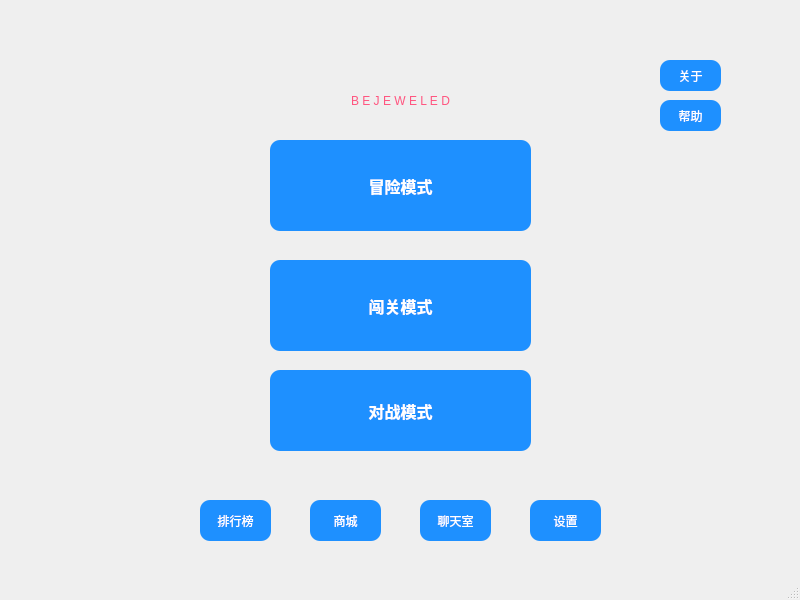
The window that start.ui (Nahjs/Bejeweled) describes before a commit, drawn with Qt 5.
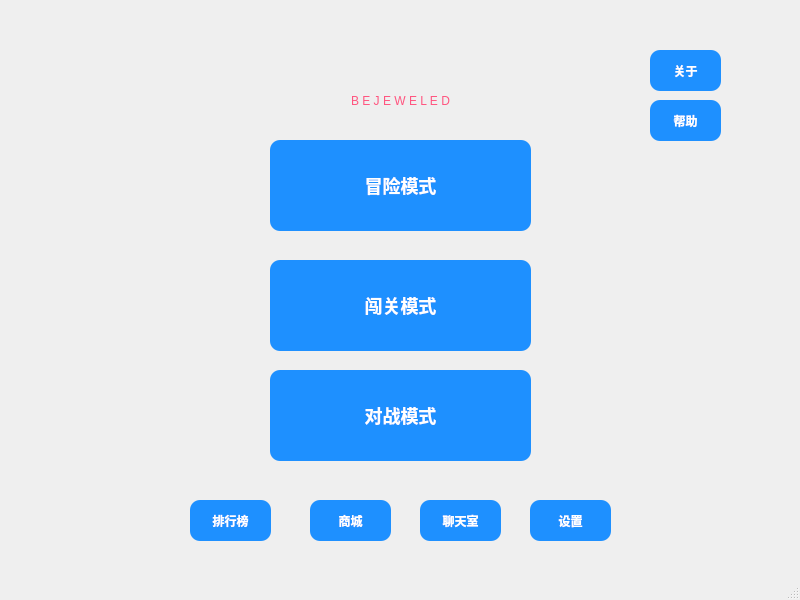
The same window after the commit. Icons and pictures are not drawn.

Commit message: 游戏界面微调

Diff of the .ui file:
```diff
--- a/start.ui
+++ b/start.ui
@@ -32,7 +32,7 @@
     border: none;
     border-radius: 10px;
     color: white;
-    font-size: 16px;
+    font-size: 18px;
     padding: 10px 20px;
     font-weight: bold;
     box-shadow: 5px 5px 15px rgba(0, 0, 0, 0.3); /* 模拟阴影 */
@@ -54,18 +54,32 @@
    <widget class="QPushButton" name="btn_mainToRank">
     <property name="geometry">
      <rect>
-      <x>200</x>
+      <x>190</x>
       <y>500</y>
-      <width>71</width>
+      <width>81</width>
       <height>41</height>
      </rect>
     </property>
     <property name="styleSheet">
-     <string notr="true">background-color: rgb(30, 144, 255);
-font: 700 9pt &quot;Microsoft YaHei UI&quot;;
-color: rgb(255, 255, 255);
- border: none;
-    border-radius: 10px;</string>
+     <string notr="true">QPushButton {
+    background-color: #1e90ff; /* 按钮背景色 */
+    border: none;
+    border-radius: 10px;
+    color: white;
+    font-size: 12px;
+    padding: 10px 20px;
+    font-weight: bold;
+    box-shadow: 5px 5px 15px rgba(0, 0, 0, 0.3); /* 模拟阴影 */
+}
+
+QPushButton:hover {
+    background-color: #4682b4;
+}
+
+QPushButton:pressed {
+    background-color: #5f9ea0;
+}
+</string>
     </property>
     <property name="text">
      <string>排行榜</string>
@@ -99,17 +113,32 @@
    <widget class="QPushButton" name="btn_help">
     <property name="geometry">
      <rect>
-      <x>660</x>
+      <x>650</x>
       <y>100</y>
-      <width>61</width>
-      <height>31</height>
+      <width>71</width>
+      <height>41</height>
      </rect>
     </property>
     <property name="styleSheet">
-     <string notr="true">background-color: rgb(30, 144, 255);
-color: rgb(255, 255, 255);
- border: none;
-    border-radius: 10px;</string>
+     <string notr="true">QPushButton {
+    background-color: #1e90ff; /* 按钮背景色 */
+    border: none;
+    border-radius: 10px;
+    color: white;
+    font-size: 12px;
+    padding: 10px 20px;
+    font-weight: bold;
+    box-shadow: 5px 5px 15px rgba(0, 0, 0, 0.3); /* 模拟阴影 */
+}
+
+QPushButton:hover {
+    background-color: #4682b4;
+}
+
+QPushButton:pressed {
+    background-color: #5f9ea0;
+}
+</string>
     </property>
     <property name="text">
      <string>帮助</string>
@@ -118,17 +147,32 @@
    <widget class="QPushButton" name="btn_about">
     <property name="geometry">
      <rect>
-      <x>660</x>
-      <y>60</y>
-      <width>61</width>
-      <height>31</height>
+      <x>650</x>
+      <y>50</y>
+      <width>71</width>
+      <height>41</height>
      </rect>
     </property>
     <property name="styleSheet">
-     <string notr="true">background-color: rgb(30, 144, 255);
-color: rgb(255, 255, 255);
- border: none;
-    border-radius: 10px;</string>
+     <string notr="true">QPushButton {
+    background-color: #1e90ff; /* 按钮背景色 */
+    border: none;
+    border-radius: 10px;
+    color: white;
+    font-size: 12px;
+    padding: 10px 20px;
+    font-weight: bold;
+    box-shadow: 5px 5px 15px rgba(0, 0, 0, 0.3); /* 模拟阴影 */
+}
+
+QPushButton:hover {
+    background-color: #4682b4;
+}
+
+QPushButton:pressed {
+    background-color: #5f9ea0;
+}
+</string>
     </property>
     <property name="text">
      <string>关于</string>
@@ -139,16 +183,30 @@
      <rect>
       <x>530</x>
       <y>500</y>
-      <width>71</width>
+      <width>81</width>
       <height>41</height>
      </rect>
     </property>
     <property name="styleSheet">
-     <string notr="true">background-color: rgb(30, 144, 255);
-color: rgb(255, 255, 255);
-font: 700 9pt &quot;Microsoft YaHei UI&quot;;
- border: none;
-    border-radius: 10px;</string>
+     <string notr="true">QPushButton {
+    background-color: #1e90ff; /* 按钮背景色 */
+    border: none;
+    border-radius: 10px;
+    color: white;
+    font-size: 12px;
+    padding: 10px 20px;
+    font-weight: bold;
+    box-shadow: 5px 5px 15px rgba(0, 0, 0, 0.3); /* 模拟阴影 */
+}
+
+QPushButton:hover {
+    background-color: #4682b4;
+}
+
+QPushButton:pressed {
+    background-color: #5f9ea0;
+}
+</string>
     </property>
     <property name="text">
      <string>设置</string>
@@ -159,16 +217,30 @@
      <rect>
       <x>420</x>
       <y>500</y>
-      <width>71</width>
+      <width>81</width>
       <height>41</height>
      </rect>
     </property>
     <property name="styleSheet">
-     <string notr="true">background-color: rgb(30, 144, 255);
-color: rgb(255, 255, 255);
-font: 700 9pt &quot;Microsoft YaHei UI&quot;;
- border: none;
-    border-radius: 10px;</string>
+     <string notr="true">QPushButton {
+    background-color: #1e90ff; /* 按钮背景色 */
+    border: none;
+    border-radius: 10px;
+    color: white;
+    font-size: 12px;
+    padding: 10px 20px;
+    font-weight: bold;
+    box-shadow: 5px 5px 15px rgba(0, 0, 0, 0.3); /* 模拟阴影 */
+}
+
+QPushButton:hover {
+    background-color: #4682b4;
+}
+
+QPushButton:pressed {
+    background-color: #5f9ea0;
+}
+</string>
     </property>
     <property name="text">
      <string>聊天室</string>
@@ -179,16 +251,30 @@
      <rect>
       <x>310</x>
       <y>500</y>
-      <width>71</width>
+      <width>81</width>
       <height>41</height>
      </rect>
     </property>
     <property name="styleSheet">
-     <string notr="true">background-color: rgb(30, 144, 255);
-color: rgb(255, 255, 255);
-font: 700 9pt &quot;Microsoft YaHei UI&quot;;
- border: none;
-    border-radius: 10px;</string>
+     <string notr="true">QPushButton {
+    background-color: #1e90ff; /* 按钮背景色 */
+    border: none;
+    border-radius: 10px;
+    color: white;
+    font-size: 12px;
+    padding: 10px 20px;
+    font-weight: bold;
+    box-shadow: 5px 5px 15px rgba(0, 0, 0, 0.3); /* 模拟阴影 */
+}
+
+QPushButton:hover {
+    background-color: #4682b4;
+}
+
+QPushButton:pressed {
+    background-color: #5f9ea0;
+}
+</string>
     </property>
     <property name="text">
      <string>商城</string>
@@ -209,7 +295,7 @@
     border: none;
     border-radius: 10px;
     color: white;
-    font-size: 16px;
+    font-size: 18px;
     padding: 10px 20px;
     font-weight: bold;
     box-shadow: 5px 5px 15px rgba(0, 0, 0, 0.3); /* 模拟阴影 */
@@ -234,7 +320,7 @@
       <x>270</x>
       <y>370</y>
       <width>261</width>
-      <height>81</height>
+      <height>91</height>
      </rect>
     </property>
     <property name="styleSheet">
@@ -243,7 +329,7 @@
     border: none;
     border-radius: 10px;
     color: white;
-    font-size: 16px;
+    font-size: 18px;
     padding: 10px 20px;
     font-weight: bold;
     box-shadow: 5px 5px 15px rgba(0, 0, 0, 0.3); /* 模拟阴影 */
```
The commit also changes 1 other file.
